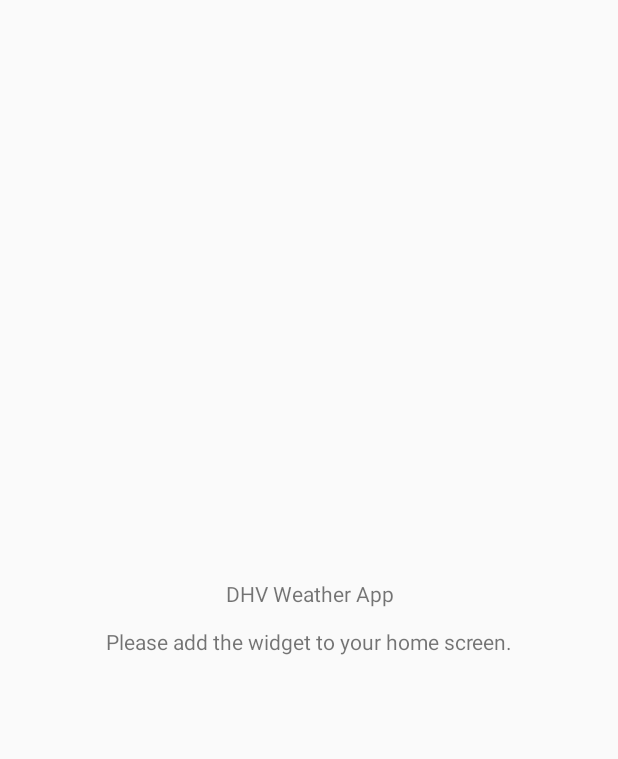
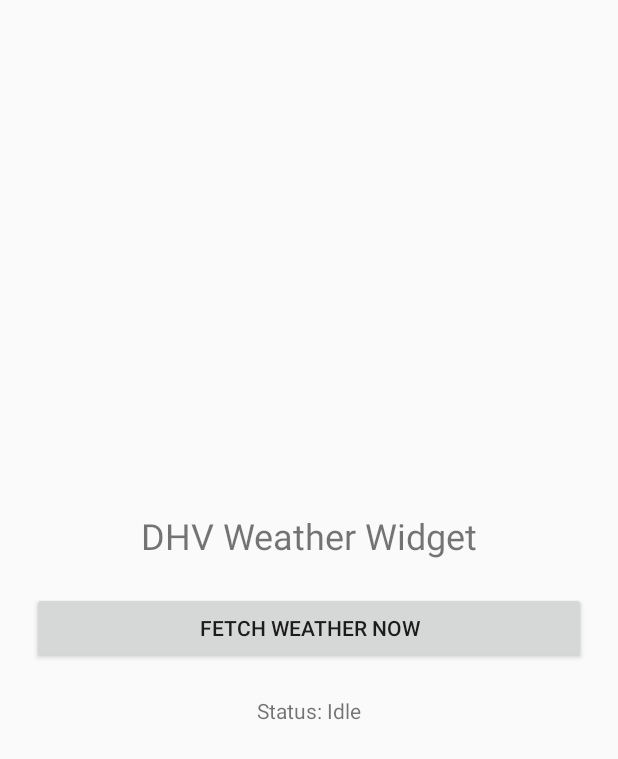
Before and after one commit to dariobanfi/dhv-weather-widget, an Android app: the screen it shows after launch (MainActivity), on a phone screen of 412 x 824 dp. Shown: the top 759 px of the screen. Run offline under Robolectric (Android 15) with nearby library versions, the phone set to English and light mode, and no system bars; 1 statement that could not run was skipped.

Commit message:
feat: Add 'Fetch Now' button and status to MainActivity for debugging

```diff
--- a/app/src/main/java/com/example/dhvweather/MainActivity.kt
+++ b/app/src/main/java/com/example/dhvweather/MainActivity.kt
@@ -1,16 +1,101 @@
 package com.example.dhvweather
 
-import android.app.Activity
 import android.os.Bundle
+import android.view.Gravity
+import android.widget.Button
+import android.widget.LinearLayout
 import android.widget.TextView
-import android.view.Gravity
+import androidx.appcompat.app.AppCompatActivity
+import androidx.work.Constraints
+import androidx.work.ExistingPeriodicWorkPolicy
+import androidx.work.NetworkType
+import androidx.work.OneTimeWorkRequestBuilder
+import androidx.work.PeriodicWorkRequestBuilder
+import androidx.work.WorkInfo
+import androidx.work.WorkManager
+import com.example.dhvweather.worker.WeatherWorker
+import java.util.concurrent.TimeUnit
 
-class MainActivity : Activity() {
+class MainActivity : AppCompatActivity() {
+
+    private lateinit var statusText: TextView
+
     override fun onCreate(savedInstanceState: Bundle?) {
         super.onCreate(savedInstanceState)
-        val textView = TextView(this)
-        textView.text = "DHV Weather App\n\nPlease add the widget to your home screen."
-        textView.gravity = Gravity.CENTER
-        setContentView(textView)
+
+        val container = LinearLayout(this).apply {
+            orientation = LinearLayout.VERTICAL
+            gravity = Gravity.CENTER
+            setPadding(32, 32, 32, 32)
+        }
+
+        val title = TextView(this).apply {
+            text = "DHV Weather Widget"
+            textSize = 24f
+            gravity = Gravity.CENTER
+            setPadding(0, 0, 0, 32)
+        }
+        container.addView(title)
+
+        val fetchButton = Button(this).apply {
+            text = "Fetch Weather Now"
+            setOnClickListener {
+                fetchWeatherNow()
+            }
+        }
+        container.addView(fetchButton)
+
+        statusText = TextView(this).apply {
+            text = "Status: Idle"
+            gravity = Gravity.CENTER
+            setPadding(0, 32, 0, 0)
+        }
+        container.addView(statusText)
+
+        setContentView(container)
+
+        // Ensure periodic work is also scheduled
+        setupPeriodicWeatherWorker()
+    }
+
+    private fun fetchWeatherNow() {
+        statusText.text = "Status: Requesting..."
+        val oneTimeRequest = OneTimeWorkRequestBuilder<WeatherWorker>()
+            .setConstraints(
+                Constraints.Builder()
+                    .setRequiredNetworkType(NetworkType.CONNECTED)
+                    .build()
+            )
+            .build()
+
+        val workManager = WorkManager.getInstance(this)
+        workManager.enqueue(oneTimeRequest)
+
+        workManager.getWorkInfoByIdLiveData(oneTimeRequest.id).observe(this) { workInfo ->
+            if (workInfo != null) {
+                when (workInfo.state) {
+                    WorkInfo.State.SUCCEEDED -> statusText.text = "Status: Success! Widget should update."
+                    WorkInfo.State.FAILED -> statusText.text = "Status: Failed. Check Logcat."
+                    WorkInfo.State.RUNNING -> statusText.text = "Status: Fetching..."
+                    else -> statusText.text = "Status: ${workInfo.state}"
+                }
+            }
+        }
+    }
+
+    private fun setupPeriodicWeatherWorker() {
+        val constraints = Constraints.Builder()
+            .setRequiredNetworkType(NetworkType.CONNECTED)
+            .build()
+
+        val weatherWorkRequest = PeriodicWorkRequestBuilder<WeatherWorker>(3, TimeUnit.HOURS)
+            .setConstraints(constraints)
+            .build()
+
+        WorkManager.getInstance(this).enqueueUniquePeriodicWork(
+            "FetchWeatherWork",
+            ExistingPeriodicWorkPolicy.KEEP,
+            weatherWorkRequest
+        )
     }
 }
```
Also changed, not shown: app/build.gradle.kts (+12 -0 lines).
